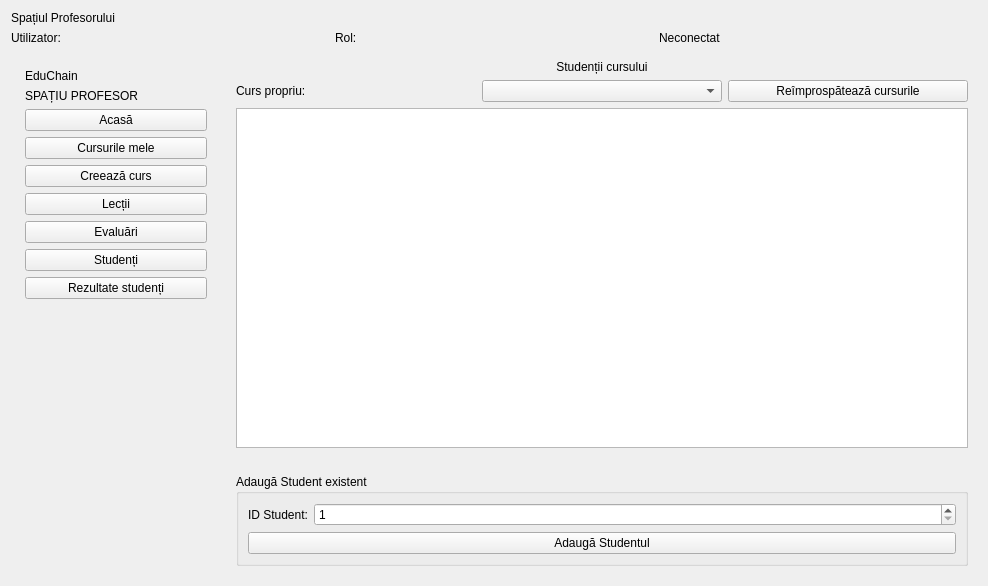
First picture: the form in gui/ProfessorDashboard.ui, repository Cozmin-crypto/EduChainProject, before the edit.
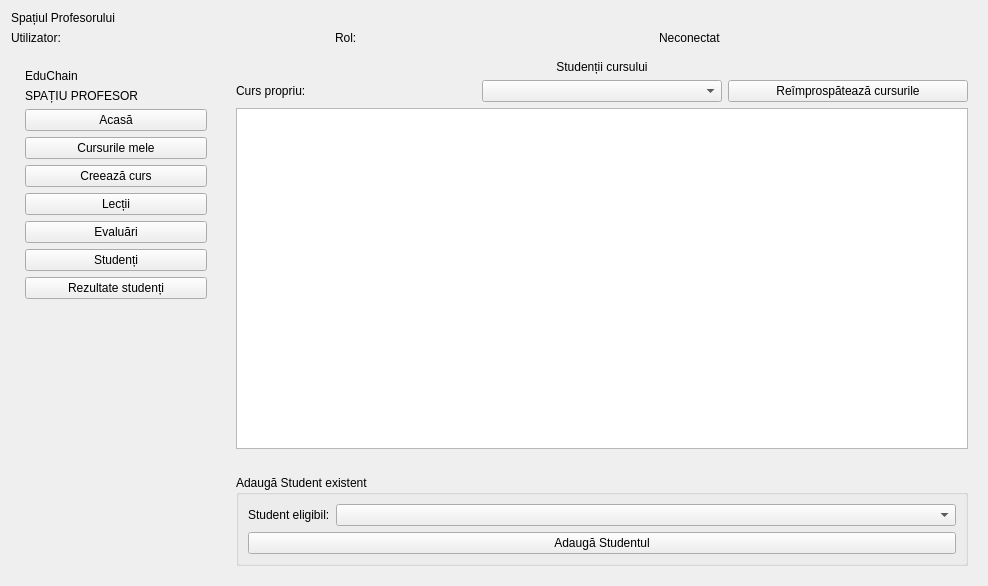
Second picture: the form after the edit. The open tabs and pages were chosen to show the change.

What changed in the file:
```diff
--- a/gui/ProfessorDashboard.ui
+++ b/gui/ProfessorDashboard.ui
@@ -883,19 +883,12 @@
               <item row="0" column="0">
                <widget class="QLabel" name="studentIdLabel">
                 <property name="text">
-                 <string>ID Student:</string>
+                 <string>Student eligibil:</string>
                 </property>
                </widget>
               </item>
               <item row="0" column="1">
-               <widget class="QSpinBox" name="studentIdSpin">
-                <property name="minimum">
-                 <number>1</number>
-                </property>
-                <property name="maximum">
-                 <number>2147483647</number>
-                </property>
-               </widget>
+               <widget class="QComboBox" name="eligibleStudentCombo"/>
               </item>
              </layout>
             </item>
```
